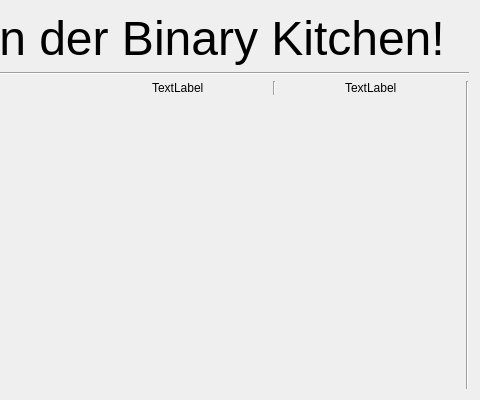
This is doorlockd/client/mainwindow.ui in Binary-Kitchen/doorlockd as Qt 5 draws it before an edit; both pictures show x 320 to 800 and y 0 to 400 of the 800 by 400 pixel window. The edited form follows.
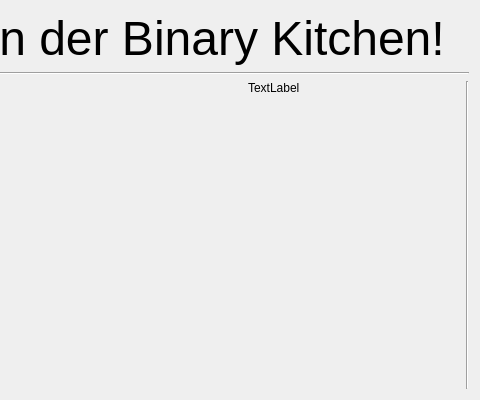
This is the edited form. Custom widgets are drawn as their Qt base class.

The edit to the form file:
```diff
--- a/doorlockd/client/mainwindow.ui
+++ b/doorlockd/client/mainwindow.ui
@@ -52,21 +52,7 @@
        <item>
         <layout class="QHBoxLayout" name="horizontalLayout_2">
          <item alignment="Qt::AlignHCenter">
-          <widget class="QLabel" name="greenLED">
-           <property name="text">
-            <string>TextLabel</string>
-           </property>
-          </widget>
-         </item>
-         <item>
-          <widget class="Line" name="line_3">
-           <property name="orientation">
-            <enum>Qt::Vertical</enum>
-           </property>
-          </widget>
-         </item>
-         <item alignment="Qt::AlignHCenter">
-          <widget class="QLabel" name="redLED">
+          <widget class="QLabel" name="LED">
            <property name="text">
             <string>TextLabel</string>
            </property>
```
